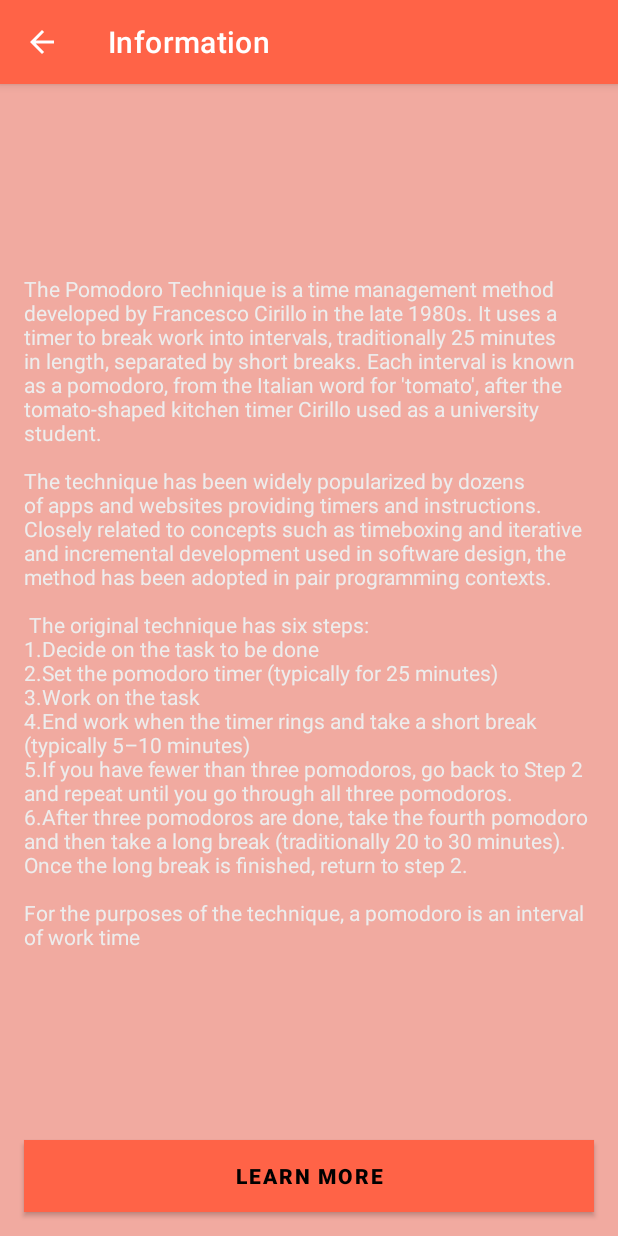
After one commit to zvonimirplivelic/PomodoroTimer, an Android app: the InfoActivity screen opened directly, with no data from a screen before it, on a phone screen of 412 x 824 dp. The commit adds this screen. Run offline under Robolectric (Android 15) with nearby library versions, the phone set to English and light mode, and no system bars.

Commit message:
Set up information screen

```diff
--- /dev/null
+++ b/app/src/main/java/com/zvonimirplivelic/pomodorotimer/activity/InfoActivity.kt
@@ -0,0 +1,40 @@
+package com.zvonimirplivelic.pomodorotimer.activity
+
+import android.content.Intent
+import android.graphics.Color
+import android.graphics.drawable.ColorDrawable
+import android.net.Uri
+import androidx.appcompat.app.AppCompatActivity
+import android.os.Bundle
+import android.widget.Button
+import com.zvonimirplivelic.pomodorotimer.R
+import com.zvonimirplivelic.pomodorotimer.util.Constants
+
+class InfoActivity : AppCompatActivity() {
+
+    private lateinit var btnWikiInfo: Button
+
+    override fun onCreate(savedInstanceState: Bundle?) {
+        super.onCreate(savedInstanceState)
+        setContentView(R.layout.activity_info)
+        setSupportActionBar(findViewById(R.id.toolbar_info))
+
+        supportActionBar?.apply {
+            setDisplayHomeAsUpEnabled(true)
+            title = "Information"
+        }
+
+        btnWikiInfo = findViewById(R.id.btn_open_wiki_info)
+        btnWikiInfo.setOnClickListener {
+            val infoURL = Constants.INFO_URL
+            val infoIntent = Intent(Intent.ACTION_VIEW)
+            infoIntent.data = Uri.parse(infoURL)
+            startActivity(infoIntent)
+        }
+    }
+
+    override fun onSupportNavigateUp(): Boolean {
+        onBackPressed()
+        return true
+    }
+}
--- a/app/src/main/res/layout-land/activity_main.xml
+++ b/app/src/main/res/layout-land/activity_main.xml
@@ -17,7 +17,7 @@
         app:layout_constraintTop_toTopOf="parent">
 
         <androidx.appcompat.widget.Toolbar
-            android:id="@+id/toolbar"
+            android:id="@+id/toolbar_main"
             android:layout_width="match_parent"
             android:layout_height="?attr/actionBarSize"
             android:background="?attr/colorPrimary"
--- /dev/null
+++ b/app/src/main/res/layout/activity_info.xml
@@ -0,0 +1,53 @@
+<?xml version="1.0" encoding="utf-8"?>
+<androidx.constraintlayout.widget.ConstraintLayout xmlns:android="http://schemas.android.com/apk/res/android"
+    xmlns:app="http://schemas.android.com/apk/res-auto"
+    xmlns:tools="http://schemas.android.com/tools"
+    android:layout_width="match_parent"
+    android:layout_height="match_parent"
+    android:background="@color/red_light"
+    tools:context=".activity.InfoActivity">
+
+    <com.google.android.material.appbar.AppBarLayout
+        android:id="@+id/app_bar_info"
+        android:layout_width="match_parent"
+        android:layout_height="wrap_content"
+        android:theme="@style/Theme.PomodoroTimer.AppBarOverlay"
+        app:layout_constraintLeft_toLeftOf="parent"
+        app:layout_constraintRight_toRightOf="parent"
+        app:layout_constraintTop_toTopOf="parent">
+
+        <androidx.appcompat.widget.Toolbar
+            android:id="@+id/toolbar_info"
+            android:layout_width="match_parent"
+            android:layout_height="?attr/actionBarSize"
+            android:background="@color/red_dark"
+            app:popupTheme="@style/Theme.PomodoroTimer.PopupOverlay" />
+    </com.google.android.material.appbar.AppBarLayout>
+
+    <TextView
+        android:id="@+id/tv_info_description"
+        android:layout_width="match_parent"
+        android:textColor="@color/white"
+        android:layout_height="wrap_content"
+        android:layout_margin="16dp"
+        android:text="The Pomodoro Technique is a time management method developed by Francesco Cirillo in the late 1980s. It uses a timer to break work into intervals, traditionally 25 minutes in length, separated by short breaks. Each interval is known as a pomodoro, from the Italian word for 'tomato', after the tomato-shaped kitchen timer Cirillo used as a university student.\n\nThe technique has been widely popularized by dozens of apps and websites providing timers and instructions. Closely related to concepts such as timeboxing and iterative and incremental development used in software design, the method has been adopted in pair programming contexts.\n\n The original technique has six steps: \n1.Decide on the task to be done\n2.Set the pomodoro timer (typically for 25 minutes)\n3.Work on the task\n4.End work when the timer rings and take a short break (typically 5–10 minutes)\n5.If you have fewer than three pomodoros, go back to Step 2 and repeat until you go through all three pomodoros.\n6.After three pomodoros are done, take the fourth pomodoro and then take a long break (traditionally 20 to 30 minutes). Once the long break is finished, return to step 2.\n\nFor the purposes of the technique, a pomodoro is an interval of work time"
+        android:textSize="14sp"
+        app:layout_constraintBottom_toTopOf="@id/btn_open_wiki_info"
+        app:layout_constraintLeft_toLeftOf="parent"
+        app:layout_constraintRight_toRightOf="parent"
+        app:layout_constraintTop_toBottomOf="@id/app_bar_info" />
+
+    <Button
+        android:id="@+id/btn_open_wiki_info"
+        android:layout_width="match_parent"
+        android:layout_height="wrap_content"
+        android:layout_margin="16dp"
+        android:textStyle="bold"
+        android:text="@string/btn_open_wiki_info_text"
+        android:background="@color/red_dark"
+        android:padding="8dp"
+        app:layout_constraintBottom_toBottomOf="parent"
+        app:layout_constraintLeft_toLeftOf="parent"
+        app:layout_constraintRight_toRightOf="parent" />
+
+</androidx.constraintlayout.widget.ConstraintLayout>
--- a/app/src/main/res/layout/activity_main.xml
+++ b/app/src/main/res/layout/activity_main.xml
@@ -8,6 +8,7 @@
     tools:context=".activity.MainActivity">
 
     <com.google.android.material.appbar.AppBarLayout
+        android:id="@+id/app_bar_main"
         android:layout_width="match_parent"
         android:layout_height="wrap_content"
         android:theme="@style/Theme.PomodoroTimer.AppBarOverlay"
@@ -16,7 +17,7 @@
         app:layout_constraintTop_toTopOf="parent">
 
         <androidx.appcompat.widget.Toolbar
-            android:id="@+id/toolbar"
+            android:id="@+id/toolbar_main"
             android:layout_width="match_parent"
             android:layout_height="?attr/actionBarSize"
             android:background="?attr/colorPrimary"
--- a/app/src/main/res/layout/settings_activity.xml
+++ b/app/src/main/res/layout/settings_activity.xml
@@ -7,6 +7,7 @@
     tools:context=".activity.SettingsActivity">
 
     <com.google.android.material.appbar.AppBarLayout
+        android:id="@+id/app_bar_settings"
         android:layout_width="match_parent"
         android:layout_height="wrap_content"
         android:theme="@style/Theme.PomodoroTimer.AppBarOverlay">
--- a/app/src/main/res/values/strings.xml
+++ b/app/src/main/res/values/strings.xml
@@ -1,14 +1,15 @@
 <resources>
     <string name="app_name">PomodoroTimer</string>
 
-<!--Menu strings-->
+    <!--Menu strings-->
     <string name="action_settings">Settings</string>
     <string name="action_info">Information</string>
 
-<!--Settings strings-->
+    <!--Settings strings-->
     <string name="title_activity_settings">SettingsActivity</string>
     <string name="fab_stop_description">Stop Timer</string>
     <string name="fab_pause_description">Pause Timer</string>
     <string name="fab_start_description">Start Timer</string>
+    <string name="btn_open_wiki_info_text">Learn more</string>
 
 </resources>
```
Also changed, not shown: app/src/main/AndroidManifest.xml (+6 -1 lines), app/src/main/java/com/zvonimirplivelic/pomodorotimer/activity/MainActivity.kt (+3 -7 lines), app/src/main/res/xml/preferences.xml (+6 -4 lines).
